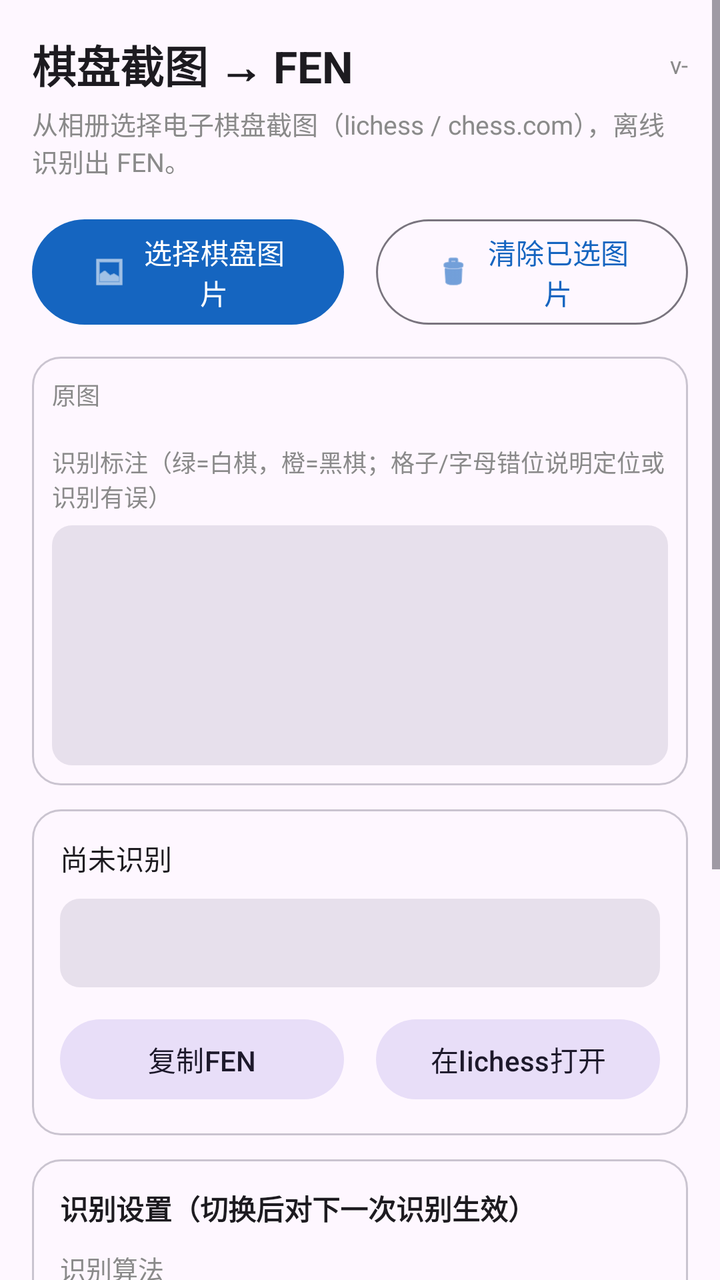
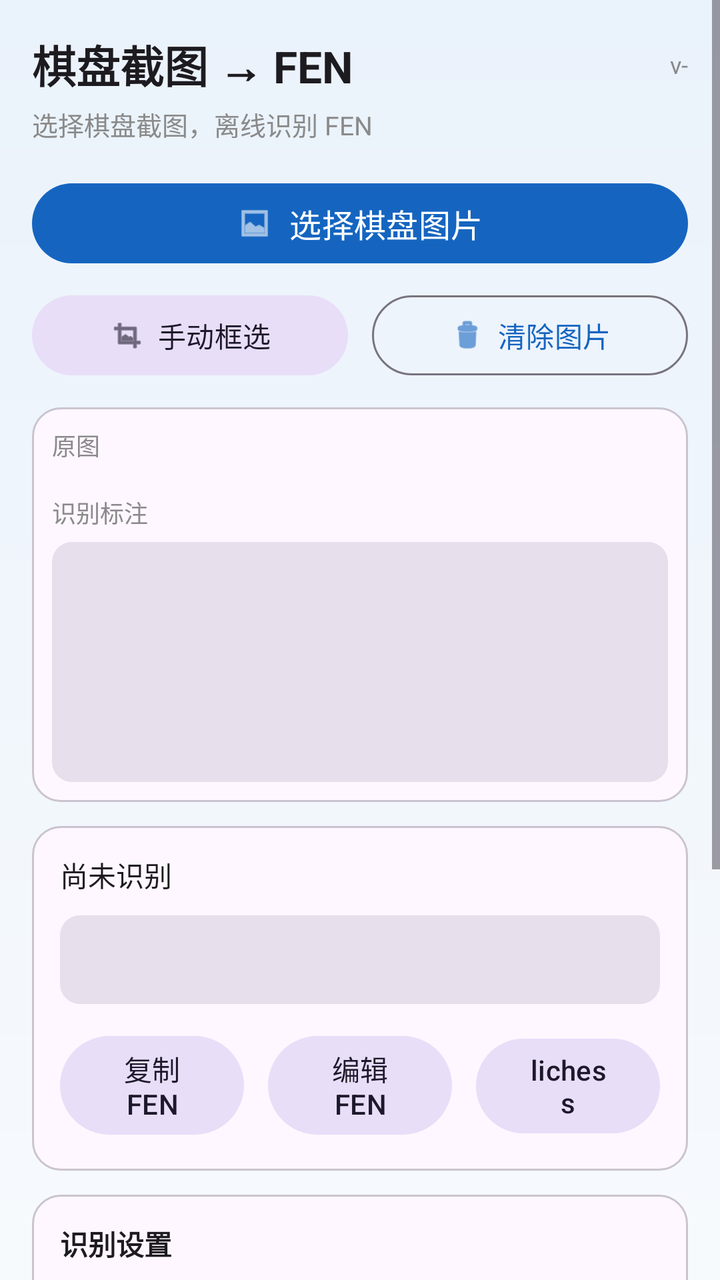

Two renders of the same Android screen: before a commit and after it. Below are the layout's source before the change and the commit's diff.
<!-- AndroidManifest.xml: application theme Theme.ChessScan -->
<!-- res/layout/activity_main.xml -->
<?xml version="1.0" encoding="utf-8"?>
<ScrollView xmlns:android="http://schemas.android.com/apk/res/android"
    xmlns:app="http://schemas.android.com/apk/res-auto"
    android:layout_width="match_parent"
    android:layout_height="match_parent"
    android:fillViewport="true">

    <LinearLayout
        android:layout_width="match_parent"
        android:layout_height="wrap_content"
        android:orientation="vertical"
        android:padding="16dp">

        
        <LinearLayout
            android:layout_width="match_parent"
            android:layout_height="wrap_content"
            android:orientation="horizontal"
            android:gravity="center_vertical">

            <TextView
                android:layout_width="0dp"
                android:layout_height="wrap_content"
                android:layout_weight="1"
                android:text="棋盘截图 → FEN"
                android:textSize="22sp"
                android:textStyle="bold"
                android:textColor="?attr/colorOnBackground" />

            <TextView
                android:id="@+id/tvVersion"
                android:layout_width="wrap_content"
                android:layout_height="wrap_content"
                android:text="v-"
                android:textSize="12sp"
                android:textColor="@color/text_secondary" />
        </LinearLayout>

        <TextView
            android:layout_width="wrap_content"
            android:layout_height="wrap_content"
            android:layout_marginTop="4dp"
            android:text="从相册选择电子棋盘截图（lichess / chess.com），离线识别出 FEN。"
            android:textSize="13sp"
            android:textColor="@color/text_secondary" />

        
        <LinearLayout
            android:layout_width="match_parent"
            android:layout_height="wrap_content"
            android:layout_marginTop="16dp"
            android:orientation="horizontal">

            <com.google.android.material.button.MaterialButton
                android:id="@+id/btnPick"
                android:layout_width="0dp"
                android:layout_height="wrap_content"
                android:layout_weight="1"
                android:layout_marginEnd="8dp"
                android:text="选择棋盘图片"
                app:icon="@android:drawable/ic_menu_gallery"
                app:iconGravity="textStart"
                app:iconPadding="8dp" />

            <com.google.android.material.button.MaterialButton
                android:id="@+id/btnClear"
                style="@style/Widget.Material3.Button.OutlinedButton"
                android:layout_width="0dp"
                android:layout_height="wrap_content"
                android:layout_weight="1"
                android:layout_marginStart="8dp"
                android:text="清除已选图片"
                app:icon="@android:drawable/ic_menu_delete"
                app:iconGravity="textStart"
                app:iconPadding="8dp" />
        </LinearLayout>

        
        <LinearLayout
            android:layout_width="match_parent"
            android:layout_height="wrap_content"
            android:layout_marginTop="12dp"
            android:background="@drawable/bg_card"
            android:orientation="vertical"
            android:padding="10dp">

            <TextView
                android:layout_width="wrap_content"
                android:layout_height="wrap_content"
                android:layout_marginBottom="6dp"
                android:text="原图"
                android:textSize="12sp"
                android:textColor="@color/text_secondary" />

            <ImageView
                android:id="@+id/imgBoard"
                android:layout_width="match_parent"
                android:layout_height="wrap_content"
                android:adjustViewBounds="true"
                android:background="@drawable/bg_fen"
                android:maxHeight="260dp"
                android:scaleType="fitCenter"
                android:contentDescription="棋盘原图" />

            <TextView
                android:id="@+id/tvPreviewLabel"
                android:layout_width="wrap_content"
                android:layout_height="wrap_content"
                android:layout_marginTop="10dp"
                android:layout_marginBottom="6dp"
                android:text="识别标注（绿=白棋，橙=黑棋；格子/字母错位说明定位或识别有误）"
                android:textSize="12sp"
                android:textColor="@color/text_secondary" />

            <ImageView
                android:id="@+id/imgPreview"
                android:layout_width="match_parent"
                android:layout_height="wrap_content"
                android:adjustViewBounds="true"
                android:background="@drawable/bg_fen"
                android:minHeight="120dp"
                android:scaleType="fitCenter"
                android:contentDescription="识别标注预览" />
        </LinearLayout>

        
        <LinearLayout
            android:layout_width="match_parent"
            android:layout_height="wrap_content"
            android:layout_marginTop="12dp"
            android:background="@drawable/bg_card"
            android:orientation="vertical"
            android:padding="14dp">

            <TextView
                android:id="@+id/tvStatus"
                android:layout_width="wrap_content"
                android:layout_height="wrap_content"
                android:text="尚未识别"
                android:textSize="14sp"
                android:textColor="?attr/colorOnSurface" />

            <TextView
                android:id="@+id/tvFen"
                android:layout_width="match_parent"
                android:layout_height="wrap_content"
                android:layout_marginTop="10dp"
                android:background="@drawable/bg_fen"
                android:padding="12dp"
                android:textIsSelectable="true"
                android:textSize="15sp"
                android:fontFamily="monospace"
                android:text="" />

            <LinearLayout
                android:layout_width="match_parent"
                android:layout_height="wrap_content"
                android:layout_marginTop="12dp"
                android:orientation="horizontal">

                <com.google.android.material.button.MaterialButton
                    android:id="@+id/btnCopy"
                    style="@style/Widget.Material3.Button.TonalButton"
                    android:layout_width="0dp"
                    android:layout_height="wrap_content"
                    android:layout_weight="1"
                    android:layout_marginEnd="8dp"
                    android:text="复制FEN" />

                <com.google.android.material.button.MaterialButton
                    android:id="@+id/btnOpenLichess"
                    style="@style/Widget.Material3.Button.TonalButton"
                    android:layout_width="0dp"
                    android:layout_height="wrap_content"
                    android:layout_weight="1"
                    android:layout_marginStart="8dp"
                    android:text="在lichess打开" />
            </LinearLayout>
        </LinearLayout>

        
        <LinearLayout
            android:layout_width="match_parent"
            android:layout_height="wrap_content"
            android:layout_marginTop="12dp"
            android:background="@drawable/bg_card"
            android:orientation="vertical"
            android:padding="14dp">

            <TextView
                android:layout_width="wrap_content"
                android:layout_height="wrap_content"
                android:text="识别设置（切换后对下一次识别生效）"
                android:textSize="14sp"
                android:textStyle="bold"
                android:textColor="?attr/colorOnSurface" />

            <TextView
                android:layout_width="wrap_content"
                android:layout_height="wrap_content"
                android:layout_marginTop="10dp"
                android:text="识别算法"
                android:textSize="13sp"
                android:textColor="@color/text_secondary" />

            <Spinner
                android:id="@+id/spinnerMode"
                android:layout_width="match_parent"
                android:layout_height="wrap_content"
                android:layout_marginTop="2dp" />

            <TextView
                android:layout_width="wrap_content"
                android:layout_height="wrap_content"
                android:layout_marginTop="10dp"
                android:text="棋子主题（不知道就选“自动”，匹配全部 38 套样式）"
                android:textSize="13sp"
                android:textColor="@color/text_secondary" />

            <Spinner
                android:id="@+id/spinnerTheme"
                android:layout_width="match_parent"
                android:layout_height="wrap_content"
                android:layout_marginTop="2dp" />

            <com.google.android.material.checkbox.MaterialCheckBox
                android:id="@+id/cbClean"
                android:layout_width="match_parent"
                android:layout_height="wrap_content"
                android:layout_marginTop="8dp"
                android:text="图中无引擎箭头 / ? ! 标注（勾选后用更准确算法，不漏子）"
                android:textSize="13sp" />
        </LinearLayout>

        
        <LinearLayout
            android:id="@+id/llLogHeader"
            android:layout_width="match_parent"
            android:layout_height="wrap_content"
            android:layout_marginTop="20dp"
            android:orientation="horizontal"
            android:gravity="center_vertical">

            <TextView
                android:id="@+id/tvLogTitle"
                android:layout_width="0dp"
                android:layout_height="wrap_content"
                android:layout_weight="1"
                android:text="运行日志（诊断用）"
                android:textSize="15sp"
                android:textStyle="bold"
                android:textColor="?attr/colorOnBackground" />

            <TextView
                android:id="@+id/tvLogToggle"
                android:layout_width="wrap_content"
                android:layout_height="wrap_content"
                android:text="展开 ▾"
                android:textSize="13sp"
                android:textColor="@color/primary" />
        </LinearLayout>

        <LinearLayout
            android:id="@+id/llLogBody"
            android:layout_width="match_parent"
            android:layout_height="wrap_content"
            android:layout_marginTop="6dp"
            android:background="@drawable/bg_card"
            android:orientation="vertical"
            android:padding="10dp"
            android:visibility="gone">

            <ScrollView
                android:layout_width="match_parent"
                android:layout_height="wrap_content"
                android:layout_marginBottom="10dp">

                <TextView
                    android:id="@+id/tvLog"
                    android:layout_width="match_parent"
                    android:layout_height="wrap_content"
                    android:background="@drawable/bg_fen"
                    android:padding="10dp"
                    android:textIsSelectable="true"
                    android:fontFamily="monospace"
                    android:textSize="12sp"
                    android:text="" />
            </ScrollView>

            <LinearLayout
                android:layout_width="match_parent"
                android:layout_height="wrap_content"
                android:orientation="horizontal">

                <com.google.android.material.button.MaterialButton
                    android:id="@+id/btnCopyLog"
                    style="@style/Widget.Material3.Button.TextButton"
                    android:layout_width="0dp"
                    android:layout_height="wrap_content"
                    android:layout_weight="1"
                    android:layout_marginEnd="8dp"
                    android:text="复制日志" />

                <com.google.android.material.button.MaterialButton
                    android:id="@+id/btnClearLog"
                    style="@style/Widget.Material3.Button.TextButton"
                    android:layout_width="0dp"
                    android:layout_height="wrap_content"
                    android:layout_weight="1"
                    android:layout_marginStart="8dp"
                    android:text="清空日志" />
            </LinearLayout>
        </LinearLayout>

        
        <TextView
            android:layout_width="wrap_content"
            android:layout_height="wrap_content"
            android:layout_gravity="center_horizontal"
            android:layout_marginTop="24dp"
            android:layout_marginBottom="8dp"
            android:text="作者 GitHub"
            android:textSize="13sp"
            android:textColor="@color/text_secondary" />

        <TextView
            android:id="@+id/tvAuthor"
            android:layout_width="wrap_content"
            android:layout_height="wrap_content"
            android:layout_gravity="center_horizontal"
            android:text="https://github.com/yelina123"
            android:textColor="@color/primary"
            android:textSize="15sp"
            android:autoLink="web"
            android:linksClickable="true" />

    </LinearLayout>
</ScrollView>
<!-- resources referenced by this layout -->
<resources>
  <color name="primary">#1565C0</color>
  <color name="text_secondary">#8A8A8A</color>
  <!-- drawable bg_card (drawable) -->
  <?xml version="1.0" encoding="utf-8"?>
  <shape xmlns:android="http://schemas.android.com/apk/res/android" android:shape="rectangle">
      <solid android:color="?attr/colorSurface" />
      <corners android:radius="14dp" />
      <stroke android:width="1dp" android:color="?attr/colorOutlineVariant" />
  </shape>
  <!-- drawable bg_fen (drawable) -->
  <?xml version="1.0" encoding="utf-8"?>
  <shape xmlns:android="http://schemas.android.com/apk/res/android" android:shape="rectangle">
      <solid android:color="?attr/colorSurfaceVariant" />
      <corners android:radius="10dp" />
  </shape>
  <style name="Theme.ChessScan" parent="Theme.Material3.DayNight">
          <item name="android:statusBarColor">@android:color/transparent</item>
          <item name="colorPrimary">@color/primary</item>
          <item name="colorOnPrimary">@color/on_primary</item>
          <item name="android:colorAccent">@color/accent</item>
      </style>
  <color name="on_primary">#FFFFFF</color>
  <color name="accent">#2E7D32</color>
</resources>

<!-- the commit's change to res/layout/activity_main.xml (unified diff, before → after) -->
@@ -3,7 +3,8 @@
     xmlns:app="http://schemas.android.com/apk/res-auto"
     android:layout_width="match_parent"
     android:layout_height="match_parent"
-    android:fillViewport="true">
+    android:fillViewport="true"
+    android:background="@drawable/bg_app_gradient">
 
     <LinearLayout
         android:layout_width="match_parent"
@@ -40,27 +41,40 @@
             android:layout_width="wrap_content"
             android:layout_height="wrap_content"
             android:layout_marginTop="4dp"
-            android:text="从相册选择电子棋盘截图（lichess / chess.com），离线识别出 FEN。"
+            android:text="选择棋盘截图，离线识别 FEN"
             android:textSize="13sp"
             android:textColor="@color/text_secondary" />
 
         
-        <LinearLayout
+        <com.google.android.material.button.MaterialButton
+            android:id="@+id/btnPick"
             android:layout_width="match_parent"
             android:layout_height="wrap_content"
             android:layout_marginTop="16dp"
+            android:text="选择棋盘图片"
+            android:textSize="16sp"
+            app:icon="@android:drawable/ic_menu_gallery"
+            app:iconGravity="textStart"
+            app:iconPadding="8dp" />
+
+        
+        <LinearLayout
+            android:layout_width="match_parent"
+            android:layout_height="wrap_content"
+            android:layout_marginTop="8dp"
             android:orientation="horizontal">
 
             <com.google.android.material.button.MaterialButton
-                android:id="@+id/btnPick"
+                android:id="@+id/btnCrop"
+                style="@style/Widget.Material3.Button.TonalButton"
                 android:layout_width="0dp"
                 android:layout_height="wrap_content"
                 android:layout_weight="1"
-                android:layout_marginEnd="8dp"
-                android:text="选择棋盘图片"
-                app:icon="@android:drawable/ic_menu_gallery"
+                android:layout_marginEnd="6dp"
+                android:text="手动框选"
+                app:icon="@android:drawable/ic_menu_crop"
                 app:iconGravity="textStart"
-                app:iconPadding="8dp" />
+                app:iconPadding="6dp" />
 
             <com.google.android.material.button.MaterialButton
                 android:id="@+id/btnClear"
@@ -68,11 +82,11 @@
                 android:layout_width="0dp"
                 android:layout_height="wrap_content"
                 android:layout_weight="1"
-                android:layout_marginStart="8dp"
-                android:text="清除已选图片"
+                android:layout_marginStart="6dp"
+                android:text="清除图片"
                 app:icon="@android:drawable/ic_menu_delete"
                 app:iconGravity="textStart"
-                app:iconPadding="8dp" />
+                app:iconPadding="6dp" />
         </LinearLayout>
 
         
@@ -108,7 +122,7 @@
                 android:layout_height="wrap_content"
                 android:layout_marginTop="10dp"
                 android:layout_marginBottom="6dp"
-                android:text="识别标注（绿=白棋，橙=黑棋；格子/字母错位说明定位或识别有误）"
+                android:text="识别标注"
                 android:textSize="12sp"
                 android:textColor="@color/text_secondary" />
 
@@ -164,8 +178,18 @@
                     android:layout_width="0dp"
                     android:layout_height="wrap_content"
                     android:layout_weight="1"
-                    android:layout_marginEnd="8dp"
+                    android:layout_marginEnd="6dp"
                     android:text="复制FEN" />
+
+                <com.google.android.material.button.MaterialButton
+                    android:id="@+id/btnEditFen"
+                    style="@style/Widget.Material3.Button.TonalButton"
+                    android:layout_width="0dp"
+                    android:layout_height="wrap_content"
+                    android:layout_weight="1"
+                    android:layout_marginStart="6dp"
+                    android:layout_marginEnd="6dp"
+                    android:text="编辑FEN" />
 
                 <com.google.android.material.button.MaterialButton
                     android:id="@+id/btnOpenLichess"
@@ -173,8 +197,8 @@
                     android:layout_width="0dp"
                     android:layout_height="wrap_content"
                     android:layout_weight="1"
-                    android:layout_marginStart="8dp"
-                    android:text="在lichess打开" />
+                    android:layout_marginStart="6dp"
+                    android:text="lichess" />
             </LinearLayout>
         </LinearLayout>
 
@@ -190,7 +214,7 @@
             <TextView
                 android:layout_width="wrap_content"
                 android:layout_height="wrap_content"
-                android:text="识别设置（切换后对下一次识别生效）"
+                android:text="识别设置"
                 android:textSize="14sp"
                 android:textStyle="bold"
                 android:textColor="?attr/colorOnSurface" />
@@ -213,7 +237,7 @@
                 android:layout_width="wrap_content"
                 android:layout_height="wrap_content"
                 android:layout_marginTop="10dp"
-                android:text="棋子主题（不知道就选“自动”，匹配全部 38 套样式）"
+                android:text="棋子主题"
                 android:textSize="13sp"
                 android:textColor="@color/text_secondary" />
 
@@ -228,7 +252,7 @@
                 android:layout_width="match_parent"
                 android:layout_height="wrap_content"
                 android:layout_marginTop="8dp"
-                android:text="图中无引擎箭头 / ? ! 标注（勾选后用更准确算法，不漏子）"
+                android:text="图中无引擎箭头/标注"
                 android:textSize="13sp" />
         </LinearLayout>
 
<!-- resource entries referenced after the edit -->
@@ -2,6 +2,14 @@
 <resources>
   <color name="primary">#1565C0</color>
   <color name="text_secondary">#8A8A8A</color>
+  <!-- drawable bg_app_gradient (drawable) -->
+  <?xml version="1.0" encoding="utf-8"?>
+  <shape xmlns:android="http://schemas.android.com/apk/res/android">
+      <gradient
+          android:angle="270"
+          android:startColor="#EAF2FB"
+          android:endColor="#F7FAFD" />
+  </shape>
   <!-- drawable bg_card (drawable) -->
   <?xml version="1.0" encoding="utf-8"?>
   <shape xmlns:android="http://schemas.android.com/apk/res/android" android:shape="rectangle">
